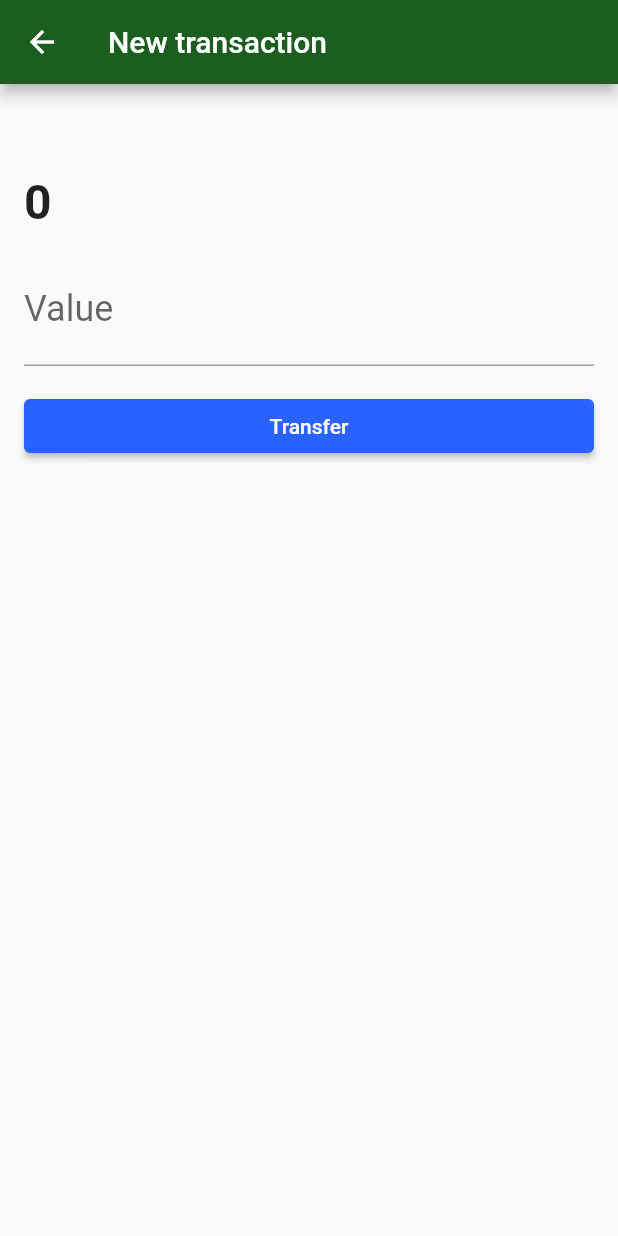
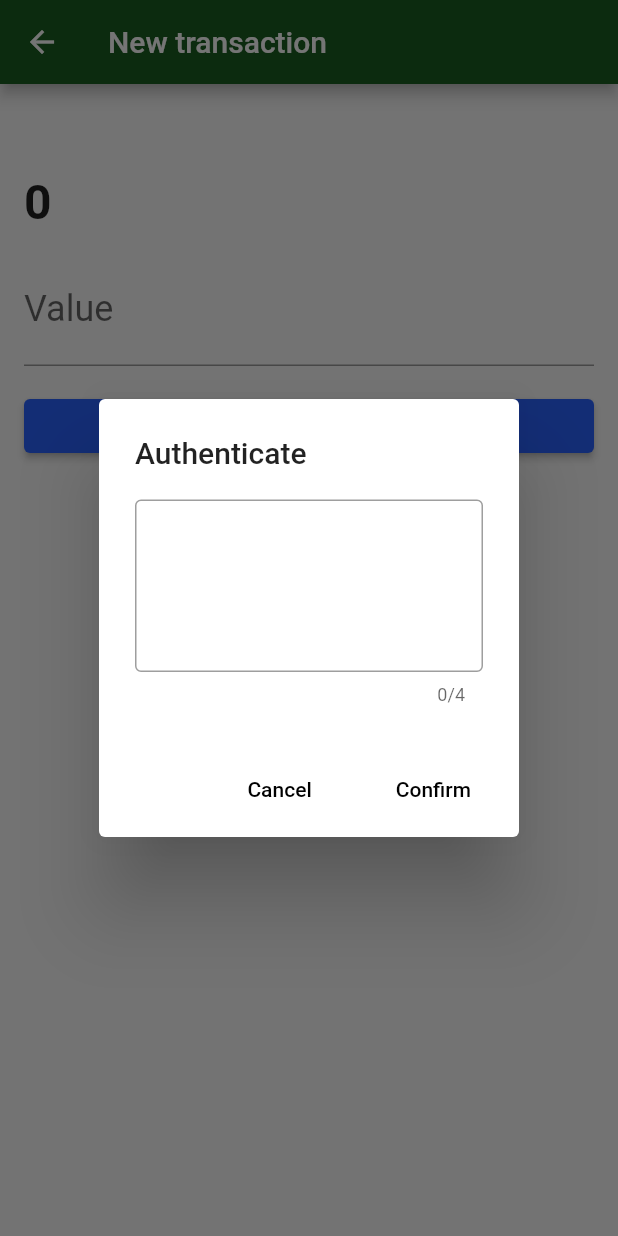
Before and after one commit to raphapfeifer/projetoPersistenciaFlutter, a Flutter app: the TransactionForm screen opened directly with empty values, after a tap on "Transfer", on a phone screen of 412 x 824 dp. Run offline on Flutter 3.47's test engine with Material 2 defaults, Android fonts, the phone set to English and light mode, and no system bars; our stand-ins replace sqflite; missing offline and left inert: http_interceptor; accounts and stored records are empty.

Commit message:
Inclusão da Dialog ao formulário

```diff
--- a/bytebank/lib/components/transaction_auth_dialog.dart
+++ b/bytebank/lib/components/transaction_auth_dialog.dart
@@ -1,30 +1,43 @@
 import 'package:flutter/cupertino.dart';
 import 'package:flutter/material.dart';
 
-class TransactionAuthDialog extends StatelessWidget {
+class TransactionAuthDialog extends StatefulWidget {
+  final Function(String password) onConfirm;
+
+  TransactionAuthDialog({
+    @required this.onConfirm,
+  });
+
+  @override
+  _TransactionAuthDialogState createState() => _TransactionAuthDialogState();
+}
+
+class _TransactionAuthDialogState extends State<TransactionAuthDialog> {
+
+  final TextEditingController _passwordController = TextEditingController();
+
   @override
   Widget build(BuildContext context) {
     return AlertDialog(
       title: Text('Authenticate'),
       content: TextField(
+        controller: _passwordController,
         obscureText: true,
         maxLength: 4,
-        decoration: InputDecoration(
-          border: OutlineInputBorder()
-        ),
+        decoration: InputDecoration(border: OutlineInputBorder()),
         textAlign: TextAlign.center,
-        style: TextStyle(fontSize: 64,letterSpacing: 32),
+        style: TextStyle(fontSize: 64, letterSpacing: 24),
         keyboardType: TextInputType.number,
       ),
       actions: <Widget>[
         FlatButton(
+          onPressed: () => Navigator.pop(context),
+          child: Text('Cancel'),
+        ),
+        FlatButton(
           onPressed: () {
-            print('cancel');
-          },
-          child: Text('Cancel'),
-        ),FlatButton(
-          onPressed: () {
-            print('confirm');
+            widget.onConfirm(_passwordController.text);
+            Navigator.pop(context);
           },
           child: Text('Confirm'),
         )
--- a/bytebank/lib/http/webclients/transaction_webclient.dart
+++ b/bytebank/lib/http/webclients/transaction_webclient.dart
@@ -19,12 +19,12 @@ class TransactionWebClient {
     return decodedJson.map((dynamic json)=> Transaction.fromJson(json)).toList();
   }
 
-  Future<Transaction> save(Transaction transaction) async {
+  Future<Transaction> save(Transaction transaction, String password) async {
     final String transactionJson = jsonEncode(transaction.toJson());
 
     final Response response = await client.post(baseUrl, headers: {
       'Content-type': 'application/json',
-      'password': '1000',
+      'password': password,
     }, body: transactionJson);
 
     return Transaction.fromJson(jsonDecode(response.body));
--- a/bytebank/lib/main.dart
+++ b/bytebank/lib/main.dart
@@ -23,7 +23,7 @@ class BytebankApp extends StatelessWidget {
           textTheme: ButtonTextTheme.primary,
         )
       ),
-      home: TransactionAuthDialog(),
+      home: DashBoard(),
     );
   }
 }
--- a/bytebank/lib/screens/transaction_form.dart
+++ b/bytebank/lib/screens/transaction_form.dart
@@ -1,3 +1,4 @@
+import 'package:bytebank/components/transaction_auth_dialog.dart';
 import 'package:bytebank/http/webclients/transaction_webclient.dart';
 import 'package:bytebank/models/Contact.dart';
 import 'package:bytebank/models/Transaction.dart';
@@ -10,7 +11,6 @@ class TransactionForm extends StatefulWidget {
 
   @override
   _TransactionFormState createState() => _TransactionFormState();
-
 }
 
 class _TransactionFormState extends State<TransactionForm> {
@@ -59,15 +59,27 @@ class _TransactionFormState extends State<TransactionForm> {
                 child: SizedBox(
                   width: double.maxFinite,
                   child: RaisedButton(
-                    child: Text('Transfer'), onPressed: () {
-                      final double value = double.tryParse(_valueController.text);
-                      final transactionCreated = Transaction(value, widget.contact);
-                      _webClient.save(transactionCreated).then((transaction){
-                        if(transaction != null){
-                          Navigator.pop(context);
-                        }
-                      });
-                  },
+                    child: Text('Transfer'),
+                    onPressed: () {
+                      final double value =
+                          double.tryParse(_valueController.text);
+                      final transactionCreated =
+                          Transaction(value, widget.contact);
+                      showDialog(
+                          context: context,
+                          builder: (context) {
+                            return TransactionAuthDialog(
+                              onConfirm: (String password){
+                                _webClient
+                                    .save(transactionCreated,password).then((transaction) {
+                                  if (transaction != null) {
+                                    Navigator.pop(context);
+                                  }
+                                });
+                              },
+                            );
+                          });
+                    },
                   ),
                 ),
               )
```
